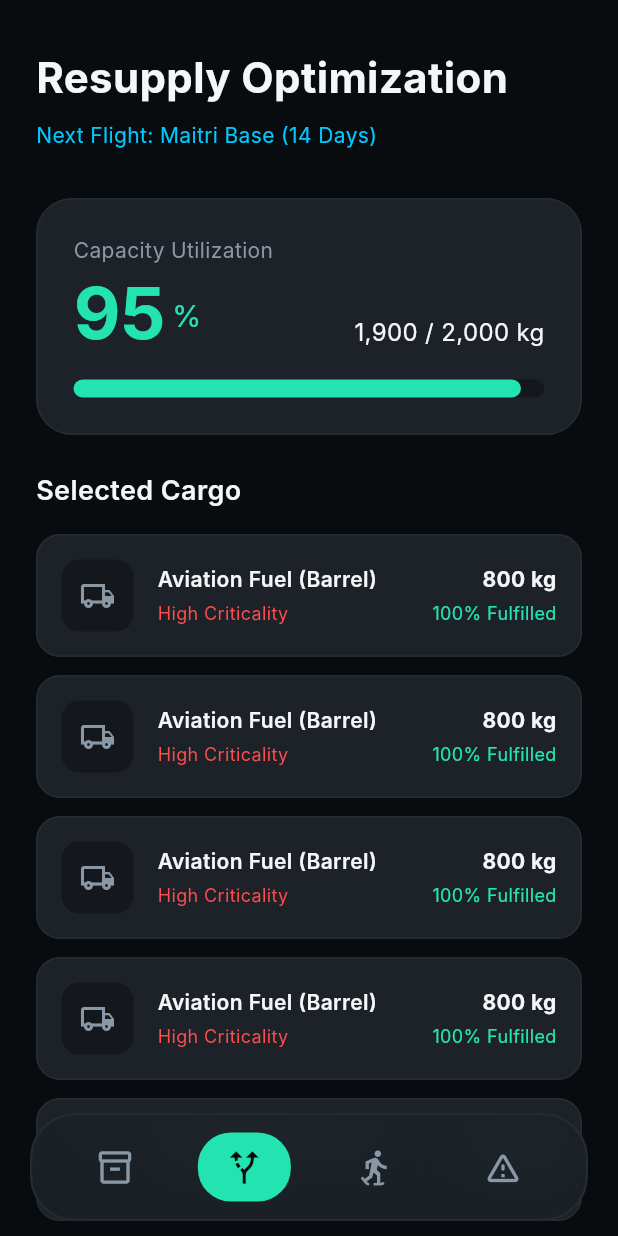
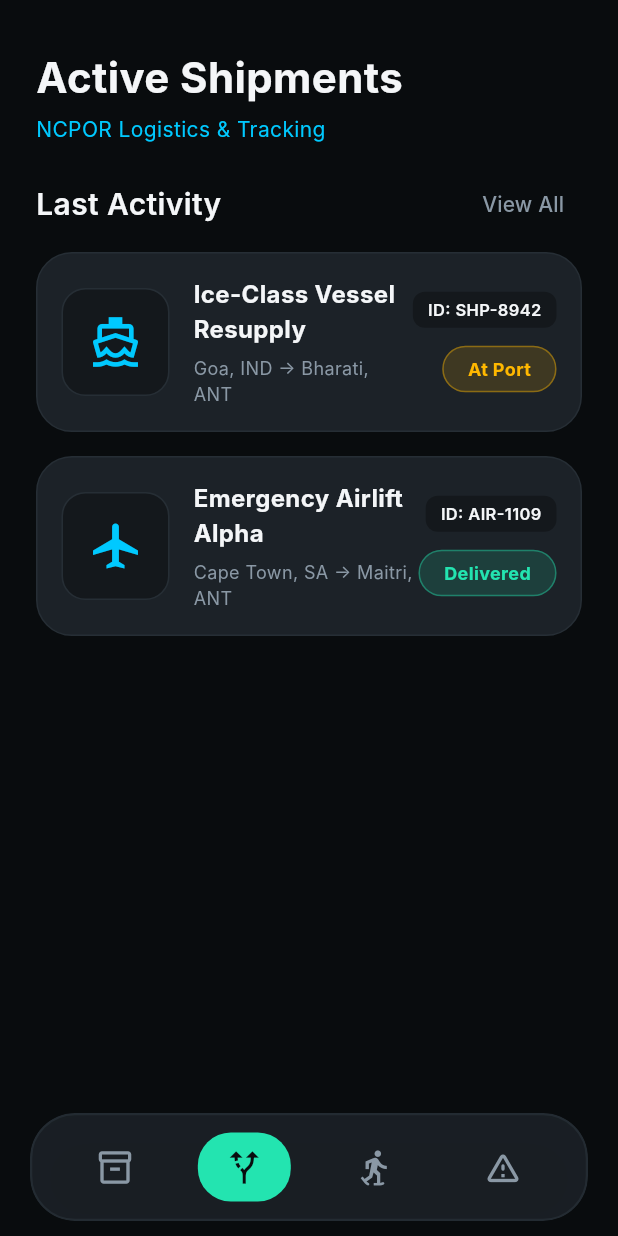
Before and after one commit to BhadriPrabhu/sih_aroha, a Flutter app: the CargoOptimizationScreen screen opened by its route, on a phone screen of 412 x 824 dp. Run offline on Flutter 3.47's test engine with Material 3 defaults, Android fonts, the phone set to English and light mode, and no system bars; our stand-ins replace dio, flutter_dotenv, go_router; network calls fail; Roboto replaces fonts that are missing (Inter).

Commit message:
feat: add cargo optimization and detail flows

```diff
--- a/aroha_facility_app/lib/features/cargo/presentation/screens/cargo_optimization_screen.dart
+++ b/aroha_facility_app/lib/features/cargo/presentation/screens/cargo_optimization_screen.dart
@@ -1,5 +1,6 @@
 // lib/features/cargo/presentation/screens/cargo_optimization_screen.dart
 import 'package:flutter/material.dart';
+import 'package:go_router/go_router.dart';
 import '../../../../core/constants/app_colors.dart';
 
 class CargoOptimizationScreen extends StatelessWidget {
@@ -17,73 +18,60 @@ class CargoOptimizationScreen extends StatelessWidget {
             children: [
               const SizedBox(height: 32),
               const Text(
-                "Resupply Optimization",
+                "Active Shipments",
                 style: TextStyle(
                   fontSize: 28,
                   fontWeight: FontWeight.w700,
                   color: AppColors.textPrimary,
                 ),
               ),
-              const SizedBox(height: 8),
+              const SizedBox(height: 4),
               const Text(
-                "Next Flight: Maitri Base (14 Days)",
+                "NCPOR Logistics & Tracking",
                 style: TextStyle(fontSize: 14, color: AppColors.accentCyan),
-              ),
-              const SizedBox(height: 32),
-
-              // Capacity Visualization Chart (Mocking the Dribbble graph area)
-              Container(
-                padding: const EdgeInsets.all(24),
-                decoration: BoxDecoration(
-                  color: AppColors.surfaceElevated,
-                  borderRadius: BorderRadius.circular(24),
-                  border: Border.all(color: AppColors.cardBorder),
-                ),
-                child: Column(
-                  crossAxisAlignment: CrossAxisAlignment.start,
-                  children: [
-                    const Text("Capacity Utilization", style: TextStyle(color: AppColors.textSecondary, fontSize: 14)),
-                    const SizedBox(height: 8),
-                    const Row(
-                      crossAxisAlignment: CrossAxisAlignment.end,
-                      children: [
-                        Text("95", style: TextStyle(fontSize: 48, fontWeight: FontWeight.bold, color: AppColors.accentMint, height: 1)),
-                        Padding(
-                          padding: EdgeInsets.only(bottom: 8.0, left: 4),
-                          child: Text("%", style: TextStyle(fontSize: 20, color: AppColors.accentMint)),
-                        ),
-                        Spacer(),
-                        Text("1,900 / 2,000 kg", style: TextStyle(color: AppColors.textPrimary, fontSize: 16)),
-                      ],
-                    ),
-                    const SizedBox(height: 20),
-                    // Progress Bar mimicking the knapsack limit
-                    LinearProgressIndicator(
-                      value: 0.95,
-                      backgroundColor: AppColors.surface,
-                      color: AppColors.accentMint,
-                      minHeight: 12,
-                      borderRadius: BorderRadius.circular(8),
-                    ),
-                  ],
-                ),
-              ),
-              const SizedBox(height: 24),
-              const Text(
-                "Selected Cargo",
-                style: TextStyle(fontSize: 18, fontWeight: FontWeight.w600, color: AppColors.textPrimary),
               ),
               const SizedBox(height: 16),
 
-              // Selected Cargo List
+              Row(
+                mainAxisAlignment: MainAxisAlignment.spaceBetween,
+                children: [
+                  const Text(
+                    "Last Activity",
+                    style: TextStyle(fontSize: 20, fontWeight: FontWeight.w600, color: AppColors.textPrimary),
+                  ),
+                  TextButton(
+                    onPressed: () {},
+                    child: const Text("View All", style: TextStyle(color: AppColors.textSecondary)),
+                  )
+                ],
+              ),
+              const SizedBox(height: 8),
+
+              // Active Shipments List
               Expanded(
-                child: ListView.separated(
-                  itemCount: 5,
-                  padding: EdgeInsets.only(bottom: 100),
-                  separatorBuilder: (context, index) => const SizedBox(height: 12),
-                  itemBuilder: (context, index) {
-                    return _buildCargoListTile("Aviation Fuel (Barrel)", "High Criticality", "800 kg", 1.0);
-                  },
+                child: ListView(
+                  padding: const EdgeInsets.only(bottom: 120), // Clears the bottom floating nav
+                  children: [
+                    _buildShipmentCard(
+                      context: context,
+                      title: "Ice-Class Vessel Resupply",
+                      route: "Goa, IND → Bharati, ANT",
+                      id: "ID: SHP-8942",
+                      status: "At Port",
+                      statusColor: AppColors.accentAmber,
+                      icon: Icons.directions_boat_filled_outlined,
+                    ),
+                    const SizedBox(height: 16),
+                    _buildShipmentCard(
+                      context: context,
+                      title: "Emergency Airlift Alpha",
+                      route: "Cape Town, SA → Maitri, ANT",
+                      id: "ID: AIR-1109",
+                      status: "Delivered",
+                      statusColor: AppColors.accentMint,
+                      icon: Icons.airplanemode_active,
+                    ),
+                  ],
                 ),
               )
             ],
@@ -93,43 +81,79 @@ class CargoOptimizationScreen extends StatelessWidget {
     );
   }
 
-  Widget _buildCargoListTile(String title, String subtitle, String weight, double fulfillment) {
-    return Container(
+  Widget _buildShipmentCard({
+    required BuildContext context,
+    required String title,
+    required String route,
+    required String id,
+    required String status,
+    required Color statusColor,
+    required IconData icon,
+  }) {
+    return InkWell(
+      onTap: () => context.push('/cargo/details'),
+      borderRadius: BorderRadius.circular(24),
+      child: Container(
         padding: const EdgeInsets.all(16),
         decoration: BoxDecoration(
           color: AppColors.surfaceElevated,
-        borderRadius: BorderRadius.circular(16),
+          borderRadius: BorderRadius.circular(24),
           border: Border.all(color: AppColors.cardBorder),
         ),
         child: Row(
           children: [
+            // Icon / Image container
             Container(
-            width: 48,
-            height: 48,
-            decoration: BoxDecoration(color: AppColors.surface, borderRadius: BorderRadius.circular(12)),
-            child: const Icon(Icons.local_shipping_outlined, color: AppColors.textSecondary),
+              width: 72,
+              height: 72,
+              decoration: BoxDecoration(
+                color: AppColors.surface,
+                borderRadius: BorderRadius.circular(16),
+                border: Border.all(color: AppColors.cardBorder),
+              ),
+              child: Icon(icon, color: AppColors.accentCyan, size: 36),
             ),
             const SizedBox(width: 16),
+
+            // Middle Details
             Expanded(
               child: Column(
                 crossAxisAlignment: CrossAxisAlignment.start,
                 children: [
-                Text(title, style: const TextStyle(fontWeight: FontWeight.w600, color: AppColors.textPrimary)),
-                const SizedBox(height: 4),
-                Text(subtitle, style: const TextStyle(fontSize: 12, color: AppColors.accentRed)),
+                  Text(title, style: const TextStyle(fontWeight: FontWeight.bold, fontSize: 16, color: AppColors.textPrimary)),
+                  const SizedBox(height: 6),
+                  Text(route, style: const TextStyle(fontSize: 12, color: AppColors.textSecondary)),
                 ],
               ),
             ),
+
+            // Right ID & Status
             Column(
               crossAxisAlignment: CrossAxisAlignment.end,
               children: [
-              Text(weight, style: const TextStyle(fontWeight: FontWeight.bold, color: AppColors.textPrimary)),
-              const SizedBox(height: 4),
-              Text("${(fulfillment * 100).toInt()}% Fulfilled", style: const TextStyle(fontSize: 12, color: AppColors.accentMint)),
+                Container(
+                  padding: const EdgeInsets.symmetric(horizontal: 10, vertical: 4),
+                  decoration: BoxDecoration(
+                    color: AppColors.surface,
+                    borderRadius: BorderRadius.circular(8),
+                  ),
+                  child: Text(id, style: const TextStyle(fontSize: 11, fontWeight: FontWeight.w600, color: AppColors.textPrimary)),
+                ),
+                const SizedBox(height: 12),
+                Container(
+                  padding: const EdgeInsets.symmetric(horizontal: 16, vertical: 6),
+                  decoration: BoxDecoration(
+                    color: statusColor.withOpacity(0.15),
+                    borderRadius: BorderRadius.circular(20),
+                    border: Border.all(color: statusColor.withOpacity(0.4)),
+                  ),
+                  child: Text(status, style: TextStyle(fontSize: 12, fontWeight: FontWeight.bold, color: statusColor)),
+                ),
               ],
             )
           ],
         ),
+      ),
     );
   }
 }
```
Also changed, not shown: aroha_facility_app/lib/features/cargo/presentation/screens/cargo_detail_screen.dart (added, +515 -0 lines). Lines whose indentation alone changed are shown as unchanged.
